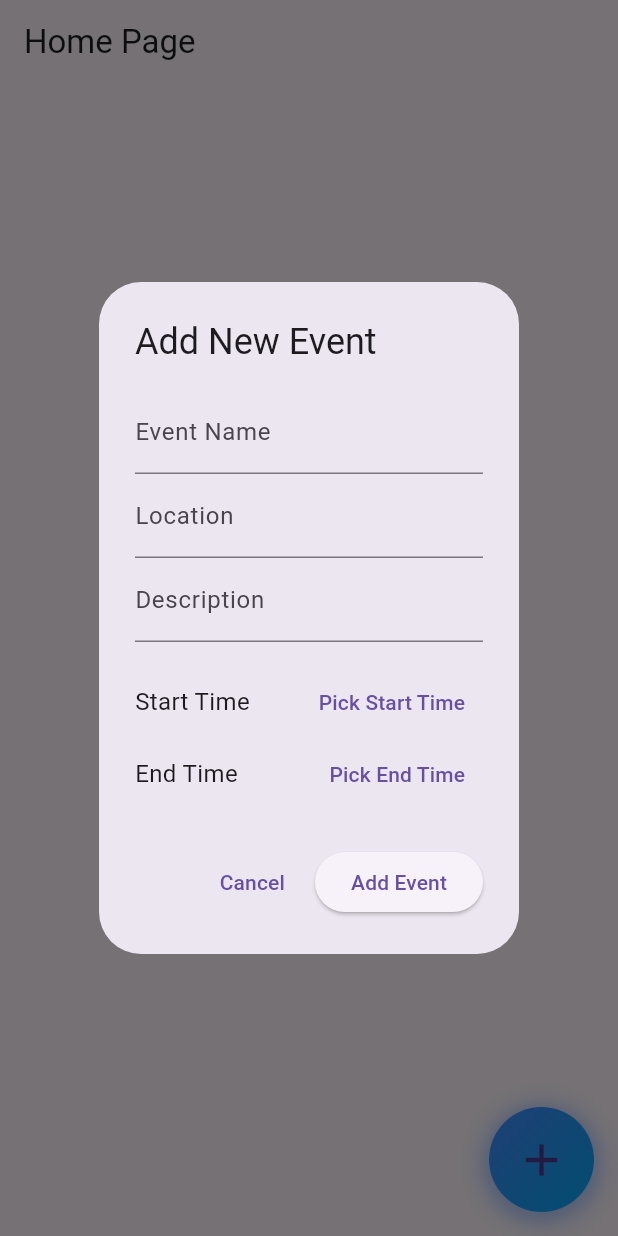
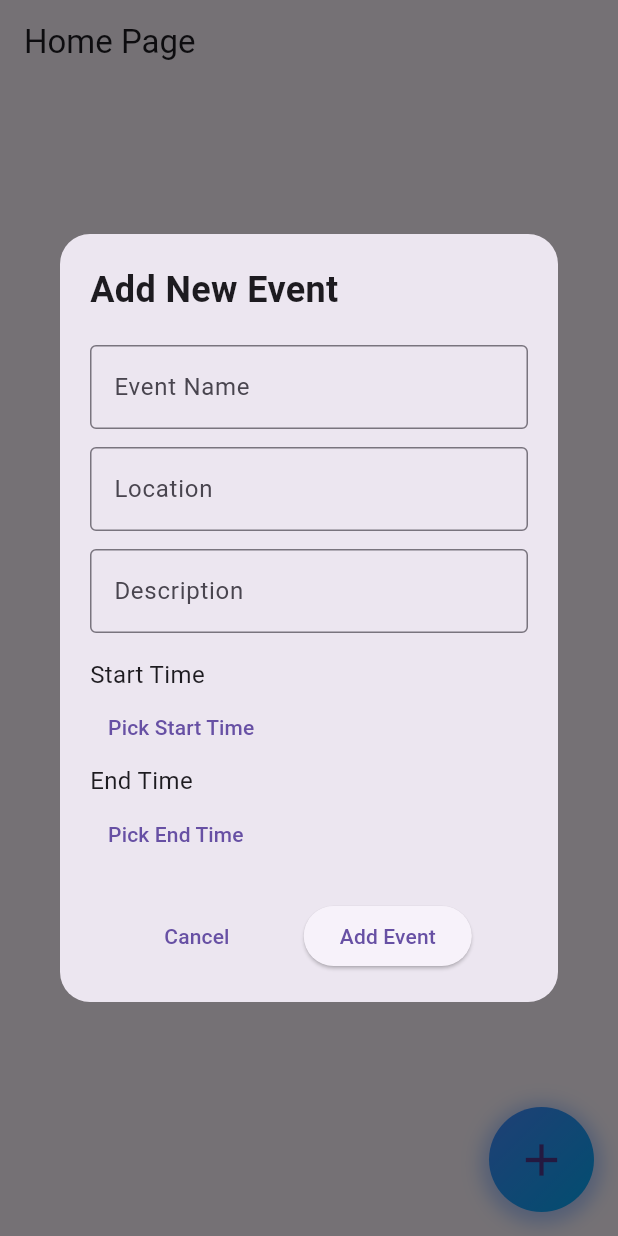
Before and after one commit to Peer-Tutoring/events-manager, a Flutter app: the screen it shows once a user with an empty profile is signed in, after a tap on the "add" icon, on a phone screen of 412 x 824 dp. Run offline on Flutter 3.47's test engine with Material 3 defaults, Android fonts, the phone set to English and light mode, and no system bars; our stand-ins replace cloud_firestore, firebase_auth, firebase_core, flutter_riverpod; accounts and stored records are empty.

Commit message:
better ui and fix popup

```diff
--- a/lib/screens/home.dart
+++ b/lib/screens/home.dart
@@ -22,9 +22,7 @@ class _HomeScreenState extends State<HomeScreen> {
         title: const Text('Home Page'),
       ),
       body: StreamBuilder<QuerySnapshot>(
-        stream: eventsCollection
-            .orderBy('startTime')
-            .snapshots(), // Sort by startTime
+        stream: eventsCollection.orderBy('startTime').snapshots(),
         builder: (context, snapshot) {
           if (!snapshot.hasData) {
             return const Center(child: CircularProgressIndicator());
@@ -95,6 +93,13 @@ class _HomeScreenState extends State<HomeScreen> {
                               ),
                               const SizedBox(height: 8),
                               Row(
+                                crossAxisAlignment: CrossAxisAlignment.start,
+                                children: [
+                                  Column(
+                                    crossAxisAlignment:
+                                        CrossAxisAlignment.start,
+                                    children: [
+                                      Row(
                                         children: [
                                           Icon(
                                             Icons.access_time,
@@ -102,32 +107,35 @@ class _HomeScreenState extends State<HomeScreen> {
                                             color: Colors.grey[600],
                                           ),
                                           const SizedBox(width: 4),
-                                  Flexible(
-                                    child: Text(
-                                      '${DateFormat('EEEE MM/dd, h:mm a').format(event.startTime)} - ${DateFormat('h:mm a').format(event.endTime)}',
+                                          Text(
+                                            DateFormat('EEEE dd/MM, h:mm a')
+                                                .format(event.startTime),
                                             style: TextStyle(
                                               fontSize: 13,
                                               color: Colors.grey[600],
                                             ),
-                                      overflow: TextOverflow.ellipsis,
                                           ),
+                                        ],
                                       ),
-                                  const SizedBox(width: 16),
+                                      const SizedBox(height: 4),
+                                      Row(
+                                        children: [
                                           Icon(
                                             Icons.location_on,
                                             size: 16,
                                             color: Colors.grey[600],
                                           ),
                                           const SizedBox(width: 4),
-                                  Expanded(
-                                    child: Text(
+                                          Text(
                                             event.location,
                                             style: TextStyle(
                                               fontSize: 13,
                                               color: Colors.grey[600],
                                             ),
-                                      overflow: TextOverflow.ellipsis,
                                           ),
+                                        ],
+                                      ),
+                                    ],
                                   ),
                                 ],
                               ),
@@ -144,11 +152,11 @@ class _HomeScreenState extends State<HomeScreen> {
         },
       ),
       floatingActionButton: Container(
-        height: 70, // Adjust the size
+        height: 70,
         width: 70,
         decoration: BoxDecoration(
           shape: BoxShape.circle,
-          gradient: LinearGradient(
+          gradient: const LinearGradient(
             colors: [Colors.blueAccent, Colors.lightBlue],
             begin: Alignment.topLeft,
             end: Alignment.bottomRight,
@@ -158,7 +166,7 @@ class _HomeScreenState extends State<HomeScreen> {
               color: Colors.blueAccent.withOpacity(0.4),
               spreadRadius: 5,
               blurRadius: 10,
-              offset: const Offset(0, 3), // Change position of shadow
+              offset: const Offset(0, 3),
             ),
           ],
         ),
@@ -169,7 +177,7 @@ class _HomeScreenState extends State<HomeScreen> {
           tooltip: 'Add New Event',
           child: const Icon(
             Icons.add,
-            size: 36, // Increase icon size for visibility
+            size: 36,
           ),
         ),
       ),
@@ -184,7 +192,8 @@ class _HomeScreenState extends State<HomeScreen> {
     DateTime? selectedStartDate;
     DateTime? selectedEndDate;
 
-    Future<void> _pickDateTime(BuildContext context, bool isStart) async {
+    Future<void> pickDateTime(
+        BuildContext context, bool isStart, StateSetter setDialogState) async {
       final date = await showDatePicker(
         context: context,
         initialDate: DateTime.now(),
@@ -209,109 +218,119 @@ class _HomeScreenState extends State<HomeScreen> {
         time.minute,
       );
 
+      setDialogState(() {
         if (isStart) {
           selectedStartDate = selectedDateTime;
         } else {
           selectedEndDate = selectedDateTime;
         }
+      });
     }
 
     showDialog(
       context: context,
       builder: (context) {
-        return AlertDialog(
-          title: const Text("Add New Event"),
-          content: StatefulBuilder(
+        return Dialog(
+          shape: RoundedRectangleBorder(
+            borderRadius: BorderRadius.circular(20),
+          ),
+          child: StatefulBuilder(
             builder: (context, setDialogState) {
-              return SingleChildScrollView(
+              return Container(
+                padding: const EdgeInsets.all(20),
+                constraints: BoxConstraints(
+                  maxHeight: MediaQuery.of(context).size.height * 0.7,
+                  maxWidth: MediaQuery.of(context).size.width * 0.9,
+                ),
+                child: SingleChildScrollView(
                   child: Column(
+                    crossAxisAlignment: CrossAxisAlignment.start,
                     mainAxisSize: MainAxisSize.min,
                     children: [
+                      const Text(
+                        "Add New Event",
+                        style: TextStyle(
+                            fontSize: 24, fontWeight: FontWeight.bold),
+                        textAlign: TextAlign.left,
+                      ),
+                      const SizedBox(height: 20),
                       TextField(
                         controller: nameController,
-                      decoration:
-                          const InputDecoration(labelText: "Event Name"),
+                        decoration: const InputDecoration(
+                          labelText: "Event Name",
+                          border: OutlineInputBorder(),
                         ),
+                      ),
+                      const SizedBox(height: 12),
                       TextField(
                         controller: locationController,
-                      decoration: const InputDecoration(labelText: "Location"),
+                        decoration: const InputDecoration(
+                          labelText: "Location",
+                          border: OutlineInputBorder(),
                         ),
+                      ),
+                      const SizedBox(height: 12),
                       TextField(
                         controller: descriptionController,
-                      decoration:
-                          const InputDecoration(labelText: "Description"),
+                        decoration: const InputDecoration(
+                          labelText: "Description",
+                          border: OutlineInputBorder(),
+                        ),
                       ),
                       const SizedBox(height: 16),
-                    Row(
-                      mainAxisAlignment: MainAxisAlignment.spaceBetween,
-                      children: [
-                        Flexible(
-                          child: Text(
+                      Text(
                         selectedStartDate == null
                             ? 'Start Time'
-                                : 'Start: ${DateFormat('EEEE MM/dd, h:mm a').format(selectedStartDate!)}',
+                            : 'Start: ${DateFormat('EEEE dd/MM, h:mm a').format(selectedStartDate!)}',
                         style: const TextStyle(fontSize: 16),
-                            overflow: TextOverflow
-                                .ellipsis, // Truncate overflowed text
-                          ),
+                        textAlign: TextAlign.left,
                       ),
                       TextButton(
                         onPressed: () async {
-                            await _pickDateTime(context, true);
-                            setDialogState(() {}); // Update the dialog state
+                          await pickDateTime(context, true, setDialogState);
                         },
                         child: const Text('Pick Start Time'),
                       ),
-                      ],
-                    ),
-                    Row(
-                      mainAxisAlignment: MainAxisAlignment.spaceBetween,
-                      children: [
-                        Flexible(
-                          child: Text(
+                      Text(
                         selectedEndDate == null
                             ? 'End Time'
-                                : 'End: ${DateFormat('EEEE MM/dd, h:mm a').format(selectedEndDate!)}',
+                            : 'End: ${DateFormat('EEEE dd/MM, h:mm a').format(selectedEndDate!)}',
                         style: const TextStyle(fontSize: 16),
-                            overflow: TextOverflow
-                                .ellipsis, // Truncate overflowed text
-                          ),
+                        textAlign: TextAlign.left,
                       ),
                       TextButton(
                         onPressed: () async {
-                            await _pickDateTime(context, false);
-                            setDialogState(() {}); // Update the dialog state
+                          await pickDateTime(context, false, setDialogState);
                         },
                         child: const Text('Pick End Time'),
                       ),
-                      ],
-                    ),
-                  ],
-                ),
-              );
-            },
-          ),
-          actions: [
+                      const SizedBox(height: 20),
+                      Row(
+                        mainAxisAlignment: MainAxisAlignment.spaceEvenly,
+                        children: [
                           TextButton(
                             onPressed: () => Navigator.of(context).pop(),
                             child: const Text("Cancel"),
                           ),
                           ElevatedButton(
                             onPressed: () async {
-                if (selectedStartDate == null || selectedEndDate == null) {
+                              if (selectedStartDate == null ||
+                                  selectedEndDate == null) {
                                 ScaffoldMessenger.of(context).showSnackBar(
                                   const SnackBar(
-                        content: Text("Please select start and end times.")),
+                                    content: Text(
+                                        "Please select start and end times."),
+                                  ),
                                 );
                                 return;
                               }
 
-                // Save event to Firestore
                               await eventsCollection.add({
                                 'name': nameController.text,
                                 'location': locationController.text,
                                 'description': descriptionController.text,
-                  'startTime': Timestamp.fromDate(selectedStartDate!),
+                                'startTime':
+                                    Timestamp.fromDate(selectedStartDate!),
                                 'endTime': Timestamp.fromDate(selectedEndDate!),
                               });
                               Navigator.of(context).pop();
@@ -319,6 +338,13 @@ class _HomeScreenState extends State<HomeScreen> {
                             child: const Text("Add Event"),
                           ),
                         ],
+                      ),
+                    ],
+                  ),
+                ),
+              );
+            },
+          ),
         );
       },
     );
```
Lines whose indentation alone changed are shown as unchanged.
